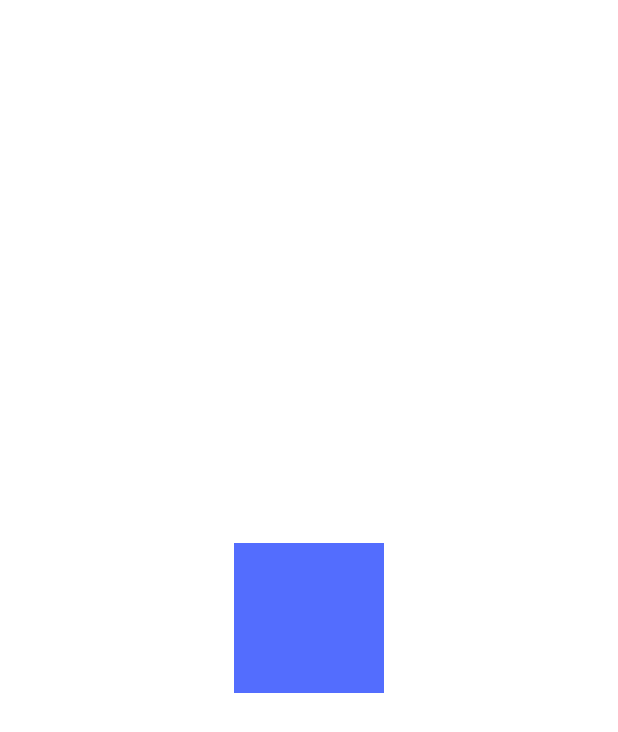
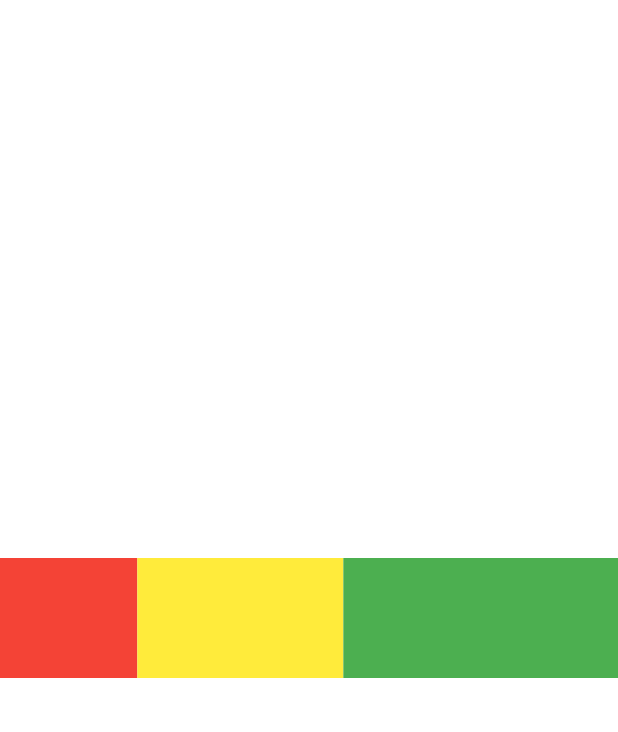
Before and after one commit to ddasdkimo/flutter_practice, a Flutter app: the screen it shows after launch, on a phone screen of 412 x 824 dp. Shown: the top 732 px of the screen. Run offline on Flutter 3.47's test engine with Material 2 defaults, Android fonts, the phone set to English and light mode, and no system bars.

Commit message:
ExpandedTest

```diff
--- a/lib/main.dart
+++ b/lib/main.dart
@@ -3,6 +3,7 @@ import 'package:flutter_practice/page/align_test.dart';
 import 'package:flutter_practice/page/center_test.dart';
 import 'package:flutter_practice/page/column_test.dart';
 import 'package:flutter_practice/page/container_test.dart';
+import 'package:flutter_practice/page/expanded_test.dart';
 import 'package:flutter_practice/page/padding_test.dart';
 import 'package:flutter_practice/page/row_test.dart';
 import 'package:flutter_practice/page/sizedbox_test.dart';
@@ -26,7 +27,8 @@ class MyApp extends StatelessWidget {
       // home: ColumnTest(),
       // home: AlignTest(),
       // home: PaddingTest(),
-      home: SizedboxTest(),
+      // home: SizedboxTest(),
+      home: ExpandedTest(),
     );
   }
 }
--- /dev/null
+++ b/lib/page/expanded_test.dart
@@ -0,0 +1,29 @@
+import 'package:flutter/cupertino.dart';
+import 'package:flutter/material.dart';
+
+class ExpandedTest extends StatelessWidget {
+  const ExpandedTest({Key key}) : super(key: key);
+
+  @override
+  Widget build(BuildContext context) {
+    return Row(
+      mainAxisAlignment: MainAxisAlignment.center,
+      mainAxisSize: MainAxisSize.max,
+      crossAxisAlignment: CrossAxisAlignment.center,
+      children: <Widget>[
+        Expanded(
+          child: Container(color: Colors.red, height: 80),
+          flex: 2,
+        ),
+        Expanded(
+          child: Container(color: Colors.yellow, height: 80),
+          flex: 3,
+        ),
+        Expanded(
+          child: Container(color: Colors.green, height: 80),
+          flex: 4,
+        ),
+      ],
+    );
+  }
+}
```
